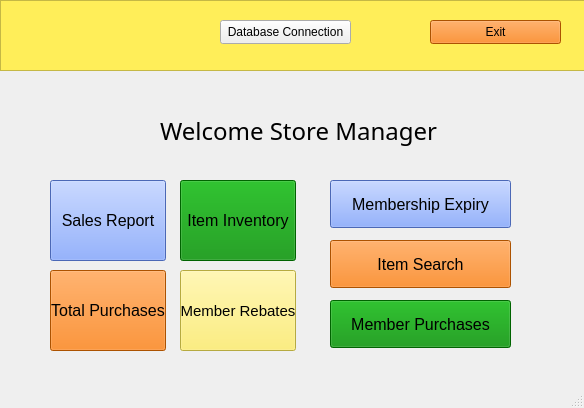
Before: the Qt Designer form storemanager.ui in P4TOO/BulkClub-System, drawn with Qt 5.
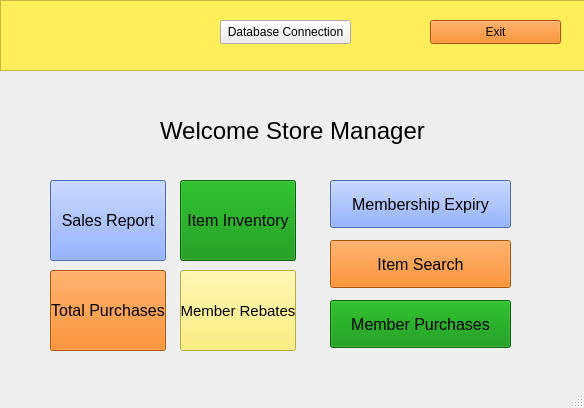
After: the same form once the commit is applied. Icons and pictures are not drawn.

Patch:
```diff
--- a/storemanager.ui
+++ b/storemanager.ui
@@ -13,6 +13,9 @@
   <property name="windowTitle">
    <string>MainWindow</string>
   </property>
+  <property name="styleSheet">
+   <string notr="true"/>
+  </property>
   <widget class="QWidget" name="centralwidget">
    <widget class="QPushButton" name="checkDatabaseConnection">
     <property name="geometry">
@@ -188,7 +191,6 @@
     </property>
     <property name="font">
      <font>
-      <family>Segoe UI Semilight</family>
       <pointsize>18</pointsize>
      </font>
     </property>
```
